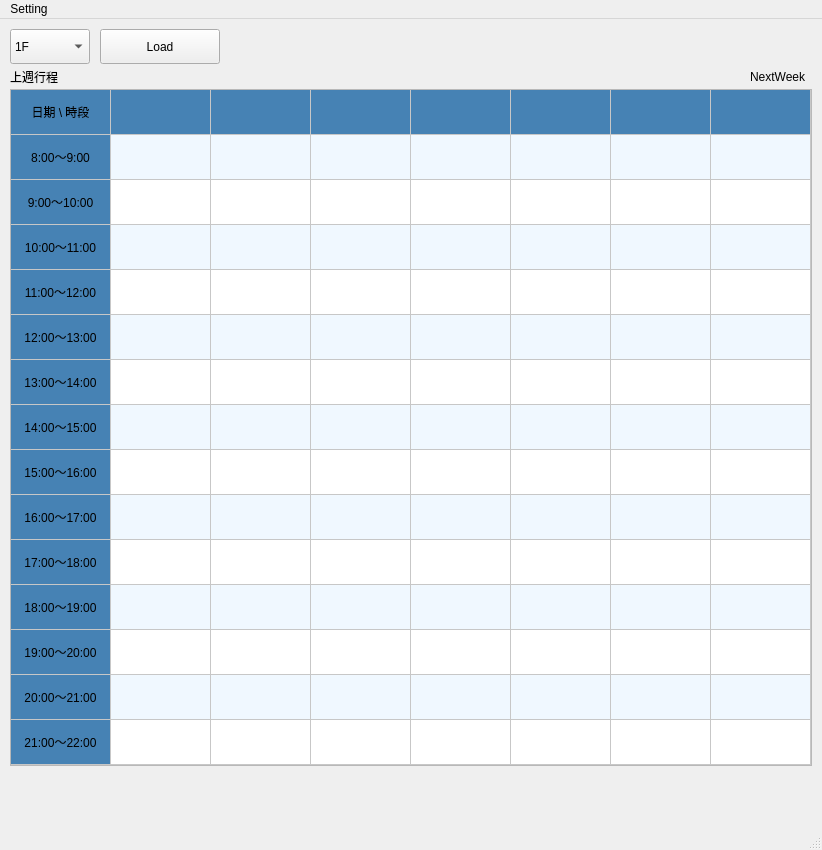
This is 2.ui in Autumn4090/SportCenterTimetable as Qt 5 draws it before an edit. The edited form follows.
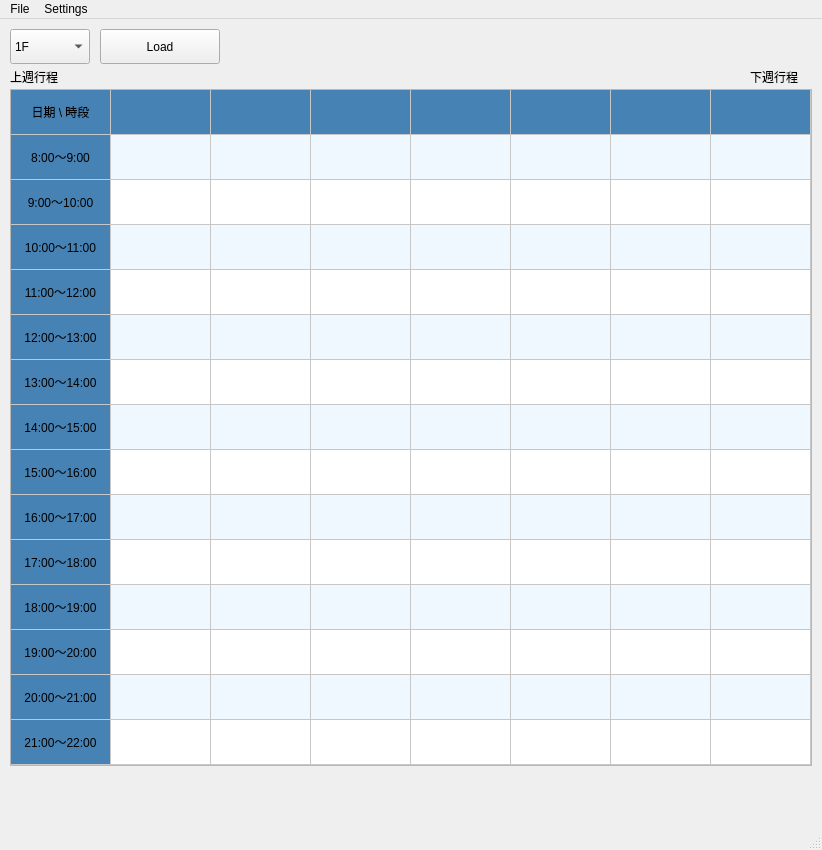
This is the edited form.

Commit message: Add next week function and fix the re search result

```diff
--- a/2.ui
+++ b/2.ui
@@ -2261,7 +2261,23 @@
      </property>
     </item>
    </widget>
-   <widget class="QLabel" name="label_previous">
+   <widget class="QLabel" name="lbl_next">
+    <property name="geometry">
+     <rect>
+      <x>750</x>
+      <y>50</y>
+      <width>58</width>
+      <height>15</height>
+     </rect>
+    </property>
+    <property name="cursor">
+     <cursorShape>PointingHandCursor</cursorShape>
+    </property>
+    <property name="text">
+     <string>下週行程</string>
+    </property>
+   </widget>
+   <widget class="QLabel" name="lbl_previous">
     <property name="geometry">
      <rect>
       <x>10</x>
@@ -2277,19 +2293,6 @@
      <string>上週行程</string>
     </property>
    </widget>
-   <widget class="QLabel" name="label_next">
-    <property name="geometry">
-     <rect>
-      <x>750</x>
-      <y>50</y>
-      <width>58</width>
-      <height>15</height>
-     </rect>
-    </property>
-    <property name="text">
-     <string>NextWeek</string>
-    </property>
-   </widget>
   </widget>
   <widget class="QMenuBar" name="menubar">
    <property name="geometry">
@@ -2302,10 +2305,17 @@
    </property>
    <widget class="QMenu" name="menuSetting">
     <property name="title">
-     <string>Setting</string>
+     <string>Settings</string>
     </property>
     <addaction name="actionLogin"/>
    </widget>
+   <widget class="QMenu" name="menuFile">
+    <property name="title">
+     <string>File</string>
+    </property>
+    <addaction name="actionExit"/>
+   </widget>
+   <addaction name="menuFile"/>
    <addaction name="menuSetting"/>
   </widget>
   <widget class="QStatusBar" name="statusbar"/>
```
Left out of the diff: 5 changed lines with no effect on the pictures. The commit also changes 3 other files.
